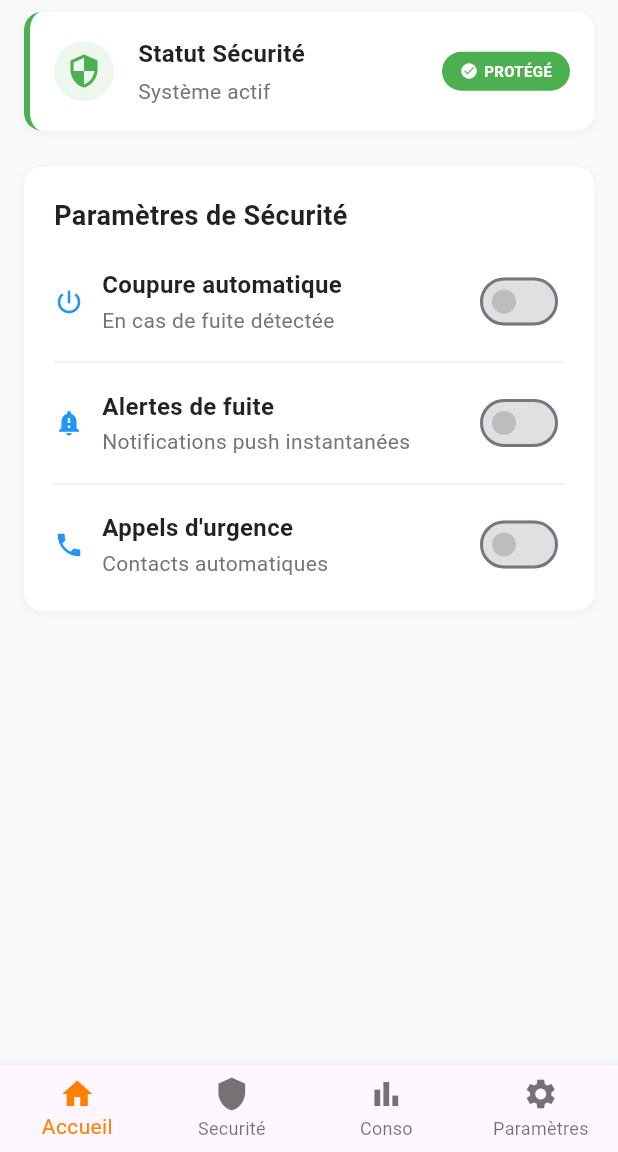
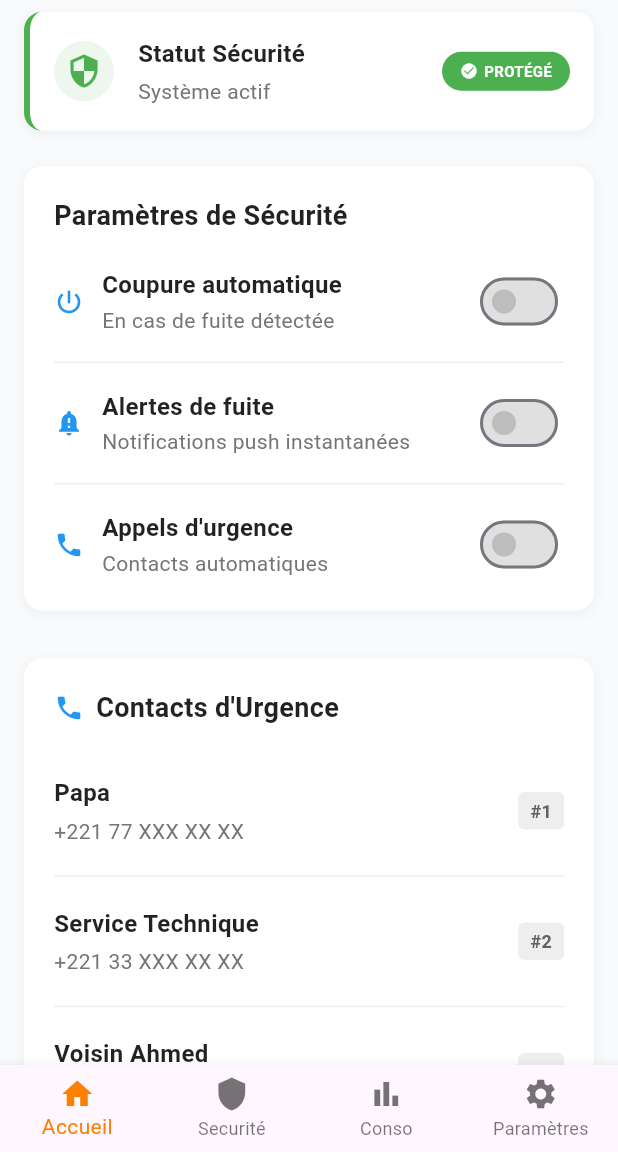
Before and after one commit to KudzoNelsam/gaz_connect, a Flutter app: the SecuriteView screen opened by its route, on a phone screen of 412 x 824 dp, the part 84-1236 px from its top. Run offline on Flutter 3.47's test engine with Material 3 defaults, Android fonts, the phone set to English and light mode, and no system bars; our stand-ins replace fl_chart, get.

Commit message:
widget de contact bon avec test système boutton

```diff
--- /dev/null
+++ b/lib/app/modules/securite/contacts/contact_function.dart
@@ -0,0 +1,160 @@
+import 'package:flutter/material.dart';
+import 'package:gaz_connect/app/modules/securite/contacts/emergency_contact.dart';
+import 'package:gaz_connect/app/modules/securite/contacts/emergency_contacts_controller.dart';
+import 'package:get/get.dart';
+
+Widget getContacts(EmergencyContactsController controller) {
+  return Container(
+    margin: const EdgeInsets.all(16),
+    decoration: BoxDecoration(
+      color: Colors.white,
+      borderRadius: BorderRadius.circular(12),
+      boxShadow: [
+        BoxShadow(
+          color: Colors.grey.withOpacity(0.1),
+          spreadRadius: 1,
+          blurRadius: 5,
+          offset: const Offset(0, 2),
+        ),
+      ],
+    ),
+    child: Padding(
+      padding: const EdgeInsets.all(20),
+      child: Column(
+        crossAxisAlignment: CrossAxisAlignment.start,
+        children: [
+          // Titre avec icône (exactement comme l'image)
+          Row(
+            children: [
+              Icon(Icons.phone, color: Colors.blue, size: 20),
+              const SizedBox(width: 8),
+              const Text(
+                'Contacts d\'Urgence',
+                style: TextStyle(
+                  fontSize: 18,
+                  fontWeight: FontWeight.bold,
+                  color: Colors.black87,
+                ),
+              ),
+            ],
+          ),
+          const SizedBox(height: 24),
+
+          // Liste des contacts (exactement comme l'image)
+          Obx(
+            () => Column(
+              children: controller.contacts.asMap().entries.map((entry) {
+                int index = entry.key;
+                EmergencyContact contact = entry.value;
+                bool isLast = index == controller.contacts.length - 1;
+
+                return Column(
+                  children: [
+                    Padding(
+                      padding: const EdgeInsets.symmetric(vertical: 8),
+                      child: Row(
+                        children: [
+                          // Contenu du contact
+                          Expanded(
+                            child: Column(
+                              crossAxisAlignment: CrossAxisAlignment.start,
+                              children: [
+                                Text(
+                                  contact.nom,
+                                  style: const TextStyle(
+                                    fontSize: 16,
+                                    fontWeight: FontWeight.w600,
+                                    color: Colors.black87,
+                                  ),
+                                ),
+                                const SizedBox(height: 4),
+                                Text(
+                                  contact.telephone,
+                                  style: TextStyle(
+                                    fontSize: 14,
+                                    color: Colors.grey[600],
+                                  ),
+                                ),
+                              ],
+                            ),
+                          ),
+
+                          // Numéro de priorité (exactement comme l'image)
+                          Container(
+                            padding: const EdgeInsets.symmetric(
+                              horizontal: 8,
+                              vertical: 4,
+                            ),
+                            decoration: BoxDecoration(
+                              color: Colors.grey[200],
+                              borderRadius: BorderRadius.circular(4),
+                            ),
+                            child: Text(
+                              '#${index + 1}',
+                              style: TextStyle(
+                                color: Colors.grey[700],
+                                fontSize: 12,
+                                fontWeight: FontWeight.w600,
+                              ),
+                            ),
+                          ),
+                        ],
+                      ),
+                    ),
+
+                    // Ligne de séparation (sauf pour le dernier)
+                    if (!isLast)
+                      Divider(
+                        color: Colors.grey[200],
+                        height: 24,
+                        thickness: 1,
+                      ),
+                  ],
+                );
+              }).toList(),
+            ),
+          ),
+
+          const SizedBox(height: 24),
+
+          // Bouton "Modifier les contacts" (exactement comme l'image)
+          SizedBox(
+            width: double.infinity,
+            child: OutlinedButton(
+              onPressed: () {
+                print(
+                  '[2025-06-09 09:22:36] nelsam12 clique sur Modifier les contacts',
+                );
+                _handleModifyContacts();
+              },
+              style: OutlinedButton.styleFrom(
+                padding: const EdgeInsets.symmetric(vertical: 16),
+                side: BorderSide(color: Colors.grey[300]!),
+                shape: RoundedRectangleBorder(
+                  borderRadius: BorderRadius.circular(8),
+                ),
+              ),
+              child: Text(
+                'Modifier les contacts',
+                style: TextStyle(
+                  color: Colors.grey[700],
+                  fontSize: 14,
+                  fontWeight: FontWeight.w500,
+                ),
+              ),
+            ),
+          ),
+        ],
+      ),
+    ),
+  );
+}
+
+void _handleModifyContacts() {
+  // Ici vous pouvez ajouter la logique pour modifier les contacts
+  Get.snackbar(
+    'Action',
+    'Fonctionnalité de modification en cours de développement - nelsam12',
+    snackPosition: SnackPosition.BOTTOM,
+  );
+}
--- /dev/null
+++ b/lib/app/modules/securite/contacts/emergency_contact.dart
@@ -0,0 +1,11 @@
+class EmergencyContact {
+  String id;
+  String nom;
+  String telephone;
+
+  EmergencyContact({
+    required this.id,
+    required this.nom,
+    required this.telephone,
+  });
+}
--- /dev/null
+++ b/lib/app/modules/securite/contacts/emergency_contacts_controller.dart
@@ -0,0 +1,30 @@
+import 'package:gaz_connect/app/modules/securite/contacts/emergency_contact.dart';
+import 'package:get/get.dart';
+
+class EmergencyContactsController extends GetxController {
+  var contacts = <EmergencyContact>[].obs;
+
+  @override
+  void onInit() {
+    super.onInit();
+    // Contacts par défaut comme dans l'image
+    contacts.value = [
+      EmergencyContact(id: '1', nom: 'Papa', telephone: '+221 77 XXX XX XX'),
+      EmergencyContact(
+        id: '2',
+        nom: 'Service Technique',
+        telephone: '+221 33 XXX XX XX',
+      ),
+      EmergencyContact(
+        id: '3',
+        nom: 'Voisin Ahmed',
+        telephone: '+221 76 XXX XX XX',
+      ),
+    ];
+  }
+
+  void updateContacts(List<EmergencyContact> newContacts) {
+    contacts.value = newContacts;
+    print('[${DateTime.now()}] nelsam12 a mis à jour les contacts');
+  }
+}
--- /dev/null
+++ b/lib/app/modules/securite/system/get_system_test.dart
@@ -0,0 +1,153 @@
+import 'package:flutter/material.dart';
+import 'package:gaz_connect/app/modules/securite/system/system_test_controller.dart';
+import 'package:get/get.dart';
+
+Widget getSystemTest(SystemTestController controller) {
+  return Container(
+    margin: const EdgeInsets.all(16),
+    decoration: BoxDecoration(
+      color: const Color(0xFFF0F8FF), // Bleu très clair comme dans l'image
+      borderRadius: BorderRadius.circular(12),
+      border: Border.all(
+        color: const Color(0xFFB8D4F0), // Bordure bleu clair
+        width: 1,
+      ),
+    ),
+    child: Padding(
+      padding: const EdgeInsets.all(20),
+      child: Column(
+        children: [
+          // Titre principal
+          const Text(
+            'Test du système',
+            style: TextStyle(
+              fontSize: 18,
+              fontWeight: FontWeight.bold,
+              color: Color(0xFF1565C0), // Bleu foncé
+            ),
+          ),
+
+          const SizedBox(height: 8),
+
+          // Description
+          Text(
+            'Vérification mensuelle recommandée',
+            style: TextStyle(fontSize: 14, color: Colors.grey[600]),
+            textAlign: TextAlign.center,
+          ),
+
+          const SizedBox(height: 20),
+
+          // Bouton de test
+          Obx(
+            () => SizedBox(
+              width: double.infinity,
+              child: ElevatedButton.icon(
+                onPressed: controller.canTest
+                    ? () {
+                        controller.startSystemTest();
+                      }
+                    : null,
+                icon: controller.isTestInProgress.value
+                    ? const SizedBox(
+                        width: 16,
+                        height: 16,
+                        child: CircularProgressIndicator(
+                          strokeWidth: 2,
+                          valueColor: AlwaysStoppedAnimation<Color>(
+                            Colors.white,
+                          ),
+                        ),
+                      )
+                    : const Icon(Icons.notifications, size: 18),
+                label: Text(
+                  controller.isTestInProgress.value
+                      ? 'Test en cours...'
+                      : 'Tester maintenant',
+                  style: const TextStyle(
+                    fontSize: 14,
+                    fontWeight: FontWeight.w600,
+                  ),
+                ),
+                style: ElevatedButton.styleFrom(
+                  backgroundColor: const Color(
+                    0xFF1976D2,
+                  ), // Bleu comme dans l'image
+                  foregroundColor: Colors.white,
+                  padding: const EdgeInsets.symmetric(vertical: 14),
+                  shape: RoundedRectangleBorder(
+                    borderRadius: BorderRadius.circular(8),
+                  ),
+                  elevation: 0,
+                ),
+              ),
+            ),
+          ),
+
+          // Informations du dernier test
+          const SizedBox(height: 16),
+          Obx(
+            () => Column(
+              children: [
+                if (controller.lastTestDate.value != null) ...[
+                  Divider(color: Colors.grey[300]),
+                  const SizedBox(height: 12),
+                  Row(
+                    mainAxisAlignment: MainAxisAlignment.spaceBetween,
+                    children: [
+                      Text(
+                        'Dernier test:',
+                        style: TextStyle(fontSize: 12, color: Colors.grey[600]),
+                      ),
+                      Text(
+                        controller.lastTestFormatted,
+                        style: const TextStyle(
+                          fontSize: 12,
+                          fontWeight: FontWeight.w500,
+                          color: Colors.black87,
+                        ),
+                      ),
+                    ],
+                  ),
+                  if (controller.testResult.value.isNotEmpty) ...[
+                    const SizedBox(height: 4),
+                    Row(
+                      mainAxisAlignment: MainAxisAlignment.spaceBetween,
+                      children: [
+                        Text(
+                          'Résultat:',
+                          style: TextStyle(
+                            fontSize: 12,
+                            color: Colors.grey[600],
+                          ),
+                        ),
+                        Row(
+                          children: [
+                            Icon(
+                              Icons.check_circle,
+                              size: 14,
+                              color: Colors.green,
+                            ),
+                            const SizedBox(width: 4),
+                            Text(
+                              controller.testResult.value,
+                              style: const TextStyle(
+                                fontSize: 12,
+                                fontWeight: FontWeight.w500,
+                                color: Colors.green,
+                              ),
+                            ),
+                          ],
+                        ),
+                      ],
+                    ),
+                  ],
+                ],
+              ],
+            ),
+          ),
+        ],
+      ),
+    ),
+  );
+}
--- a/lib/app/modules/securite/views/securite_view.dart
+++ b/lib/app/modules/securite/views/securite_view.dart
@@ -1,6 +1,10 @@
 import 'package:flutter/material.dart';
+import 'package:gaz_connect/app/modules/securite/contacts/contact_function.dart';
+import 'package:gaz_connect/app/modules/securite/contacts/emergency_contacts_controller.dart';
 import 'package:gaz_connect/app/modules/securite/security_settings/security_settings_card.dart';
 import 'package:gaz_connect/app/modules/securite/security_settings/securiy_settings_controller.dart';
+import 'package:gaz_connect/app/modules/securite/system/get_system_test.dart';
+import 'package:gaz_connect/app/modules/securite/system/system_test_controller.dart';
 import 'package:gaz_connect/app/views/views/client_view.dart';
 import 'package:gaz_connect/app/views/views/statut_card_view.dart';
 
@@ -15,7 +19,24 @@ class SecuriteView extends GetView<SecuriteController> {
     final SecuritySettingsController controller = Get.put(
       SecuritySettingsController(),
     );
-    final body = Column(children: [getStatutCard(), getOptions(controller)]);
+    final EmergencyContactsController contactController = Get.put(
+      EmergencyContactsController(),
+    );
+
+    final SystemTestController systemTestController = Get.put(
+      SystemTestController(),
+    );
+
+    final body = SingleChildScrollView(
+      child: Column(
+        children: [
+          getStatutCard(),
+          getOptions(controller),
+          getContacts(contactController),
+          getSystemTest(systemTestController),
+        ],
+      ),
+    );
     return ClientView(body: body);
   }
 
```
Also changed, not shown: lib/app/modules/securite/contacts/emergency_contact_management.dart (added, +112 -0 lines), lib/app/modules/securite/system/system_action.dart (added, +19 -0 lines), lib/app/modules/securite/system/system_test_controller.dart (added, +42 -0 lines).
